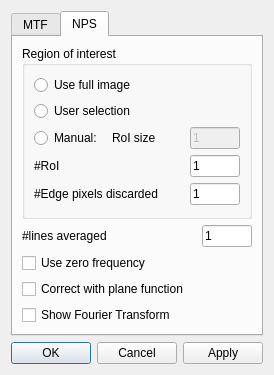
Qt form SpidrMpx3Eq/optionsdialog.ui (navrit/dexter) before a commit.
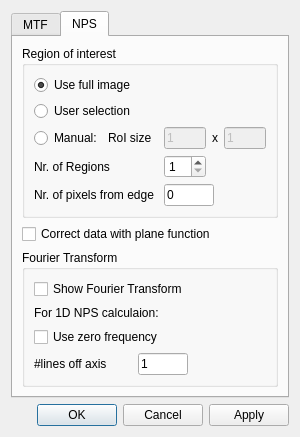
The same form after that commit. The open tabs and pages were chosen to show the change.

```diff
--- a/SpidrMpx3Eq/optionsdialog.ui
+++ b/SpidrMpx3Eq/optionsdialog.ui
@@ -6,8 +6,8 @@
    <rect>
     <x>0</x>
     <y>0</y>
-    <width>255</width>
-    <height>348</height>
+    <width>300</width>
+    <height>400</height>
    </rect>
   </property>
   <property name="sizePolicy">
@@ -18,14 +18,14 @@
   </property>
   <property name="maximumSize">
    <size>
-    <width>255</width>
+    <width>300</width>
     <height>400</height>
    </size>
   </property>
   <property name="windowTitle">
    <string>Dialog</string>
   </property>
-  <layout class="QVBoxLayout" name="verticalLayout_2">
+  <layout class="QVBoxLayout" name="verticalLayout_4">
    <item>
     <widget class="QTabWidget" name="tabWidget">
      <property name="sizePolicy">
@@ -200,7 +200,7 @@
       <attribute name="title">
        <string>NPS</string>
       </attribute>
-      <layout class="QVBoxLayout" name="verticalLayout_4">
+      <layout class="QVBoxLayout" name="verticalLayout_2">
        <item>
         <widget class="QGroupBox" name="groupBox">
          <property name="title">
@@ -209,14 +209,17 @@
          <layout class="QVBoxLayout" name="verticalLayout">
           <item>
            <layout class="QGridLayout" name="gridLayout">
-            <item row="0" column="0" colspan="2">
+            <item row="0" column="0" colspan="3">
              <widget class="QRadioButton" name="fullImageRadioButton">
               <property name="text">
                <string>Use full image</string>
               </property>
+              <property name="checked">
+               <bool>true</bool>
+              </property>
              </widget>
             </item>
-            <item row="1" column="0" colspan="2">
+            <item row="1" column="0" colspan="3">
              <widget class="QRadioButton" name="selectedRoIRadioButton">
               <property name="text">
                <string>User selection</string>
@@ -230,15 +233,22 @@
               </property>
              </widget>
             </item>
-            <item row="2" column="1">
+            <item row="2" column="1" colspan="2">
              <widget class="QLabel" name="label">
               <property name="text">
                <string>RoI size</string>
               </property>
              </widget>
             </item>
-            <item row="2" column="2">
-             <widget class="QLineEdit" name="roiSizeLineEdit">
+            <item row="2" column="5">
+             <widget class="QLabel" name="label_8">
+              <property name="text">
+               <string>x</string>
+              </property>
+             </widget>
+            </item>
+            <item row="2" column="6">
+             <widget class="QLineEdit" name="roiYsizeLineEdit">
               <property name="enabled">
                <bool>false</bool>
               </property>
@@ -253,45 +263,21 @@
               </property>
              </widget>
             </item>
-           </layout>
-          </item>
-          <item>
-           <layout class="QHBoxLayout" name="horizontalLayout">
-            <item>
+            <item row="3" column="0" colspan="2">
              <widget class="QLabel" name="label_2">
               <property name="text">
-               <string>#RoI</string>
+               <string>Nr. of Regions</string>
               </property>
              </widget>
             </item>
-            <item>
-             <widget class="QLineEdit" name="roiNumberLineEdit">
-              <property name="enabled">
-               <bool>true</bool>
-              </property>
-              <property name="maximumSize">
-               <size>
-                <width>50</width>
-                <height>16777215</height>
-               </size>
-              </property>
-              <property name="text">
-               <string>1</string>
-              </property>
-             </widget>
-            </item>
-           </layout>
-          </item>
-          <item>
-           <layout class="QHBoxLayout" name="horizontalLayout_2">
-            <item>
+            <item row="4" column="0" colspan="4">
              <widget class="QLabel" name="label_3">
               <property name="text">
-               <string>#Edge pixels discarded</string>
+               <string>Nr. of pixels from edge</string>
               </property>
              </widget>
             </item>
-            <item>
+            <item row="4" column="4" colspan="3">
              <widget class="QLineEdit" name="edgeLineEdit">
               <property name="enabled">
                <bool>true</bool>
@@ -303,58 +289,116 @@
                </size>
               </property>
               <property name="text">
+               <string>0</string>
+              </property>
+             </widget>
+            </item>
+            <item row="2" column="4">
+             <widget class="QLineEdit" name="roiXsizeLineEdit">
+              <property name="enabled">
+               <bool>false</bool>
+              </property>
+              <property name="maximumSize">
+               <size>
+                <width>50</width>
+                <height>16777215</height>
+               </size>
+              </property>
+              <property name="text">
                <string>1</string>
               </property>
              </widget>
             </item>
+            <item row="3" column="4">
+             <widget class="QSpinBox" name="roiNumberSpinBox">
+              <property name="maximumSize">
+               <size>
+                <width>100</width>
+                <height>16777215</height>
+               </size>
+              </property>
+              <property name="minimum">
+               <number>1</number>
+              </property>
+             </widget>
+            </item>
            </layout>
           </item>
          </layout>
         </widget>
        </item>
-       <item>
-        <layout class="QHBoxLayout" name="horizontalLayout_3">
-         <item>
-          <widget class="QLabel" name="label_5">
-           <property name="text">
-            <string>#lines averaged </string>
-           </property>
-          </widget>
-         </item>
-         <item>
-          <widget class="QLineEdit" name="nLinesLineEdit">
-           <property name="maximumSize">
-            <size>
-             <width>50</width>
-             <height>16777215</height>
-            </size>
-           </property>
-           <property name="text">
-            <string>1</string>
-           </property>
-          </widget>
-         </item>
-        </layout>
-       </item>
-       <item>
-        <widget class="QCheckBox" name="zeroFreqCheckBox">
-         <property name="text">
-          <string>Use zero frequency</string>
-         </property>
-        </widget>
-       </item>
        <item>
         <widget class="QCheckBox" name="fitPlaneCheckBox">
          <property name="text">
-          <string>Correct with plane function</string>
+          <string>Correct data with plane function</string>
          </property>
         </widget>
        </item>
        <item>
-        <widget class="QCheckBox" name="showFTcheckBox">
-         <property name="text">
-          <string>Show Fourier Transform</string>
+        <widget class="QGroupBox" name="groupBox_2">
+         <property name="title">
+          <string>Fourier Transform</string>
          </property>
+         <layout class="QVBoxLayout" name="verticalLayout_5">
+          <item>
+           <layout class="QGridLayout" name="gridLayout_2">
+            <item row="0" column="0" colspan="2">
+             <widget class="QCheckBox" name="showFTcheckBox">
+              <property name="text">
+               <string>Show Fourier Transform</string>
+              </property>
+             </widget>
+            </item>
+            <item row="1" column="0" colspan="2">
+             <widget class="QLabel" name="label_7">
+              <property name="text">
+               <string>For 1D NPS calculaion: </string>
+              </property>
+             </widget>
+            </item>
+            <item row="2" column="0" colspan="2">
+             <widget class="QCheckBox" name="zeroFreqCheckBox">
+              <property name="text">
+               <string>Use zero frequency</string>
+              </property>
+             </widget>
+            </item>
+            <item row="3" column="0">
+             <widget class="QLabel" name="label_5">
+              <property name="text">
+               <string>#lines off axis </string>
+              </property>
+             </widget>
+            </item>
+            <item row="3" column="1">
+             <widget class="QLineEdit" name="nLinesLineEdit">
+              <property name="maximumSize">
+               <size>
+                <width>50</width>
+                <height>16777215</height>
+               </size>
+              </property>
+              <property name="text">
+               <string>1</string>
+              </property>
+             </widget>
+            </item>
+            <item row="3" column="2">
+             <spacer name="horizontalSpacer_3">
+              <property name="orientation">
+               <enum>Qt::Horizontal</enum>
+              </property>
+              <property name="sizeHint" stdset="0">
+               <size>
+                <width>40</width>
+                <height>20</height>
+               </size>
+              </property>
+             </spacer>
+            </item>
+           </layout>
+          </item>
+         </layout>
         </widget>
        </item>
       </layout>
```
Left out of the diff: 15 changed lines with no effect on the pictures.
